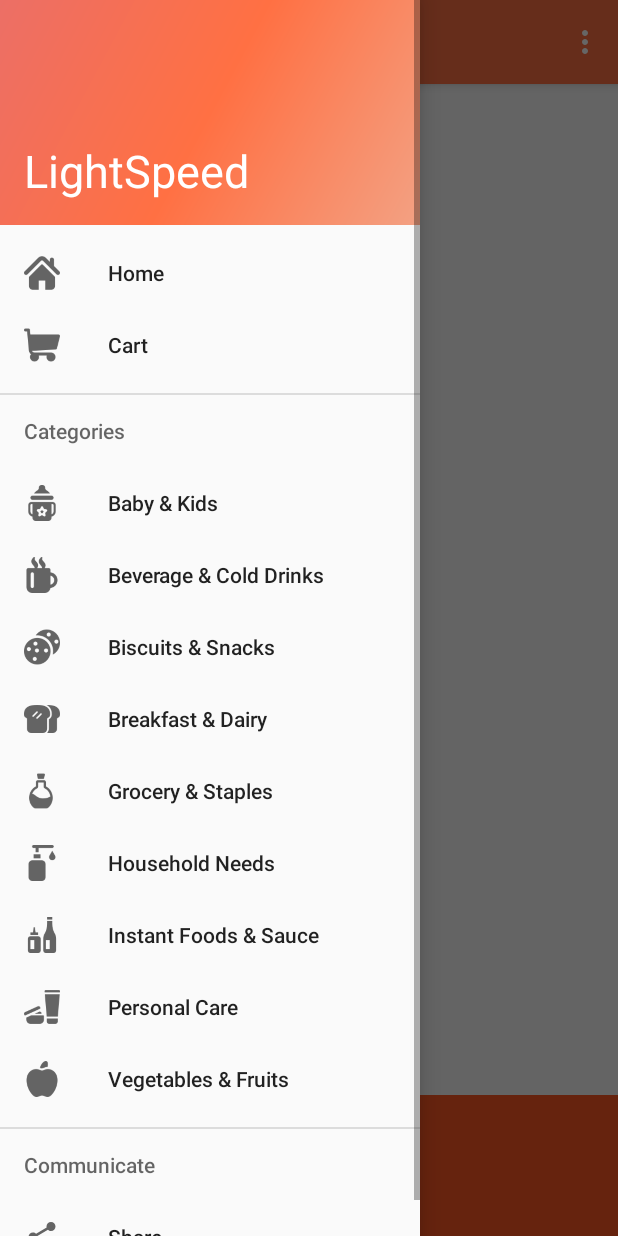
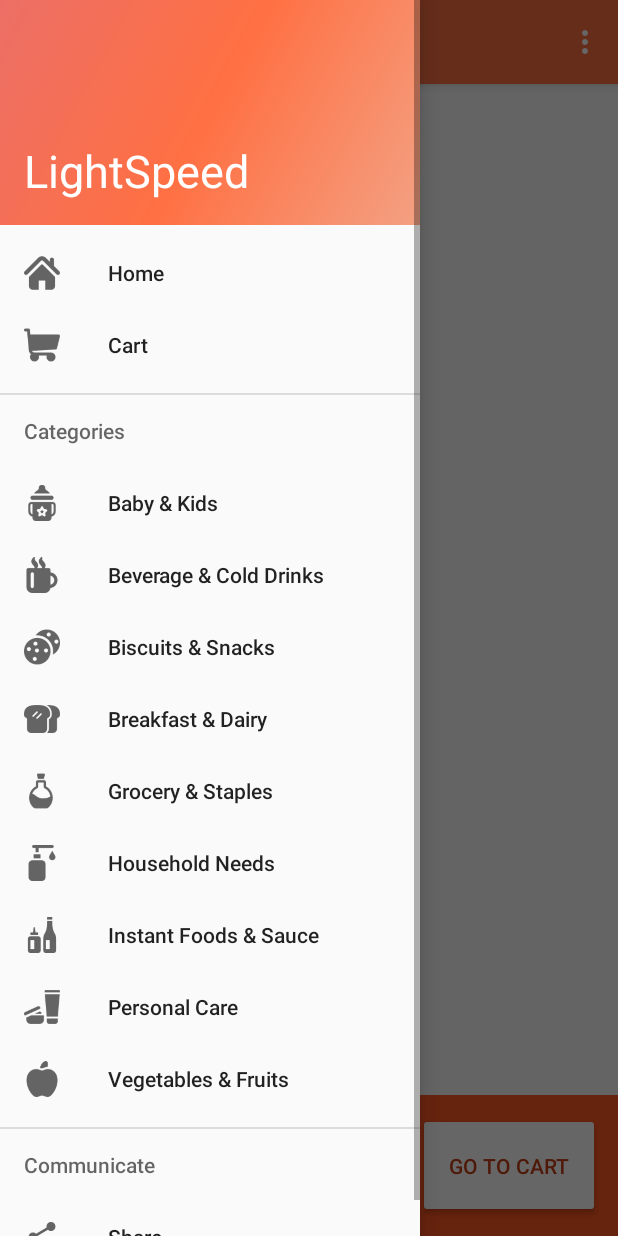
Before and after one commit to SamDaQueen/Ecom, an Android app: the fragment CategoryFragment placed in its activity, with the side drawer open, on a phone screen of 412 x 824 dp. Run offline under Robolectric (Android 15) with nearby library versions, the phone set to English and light mode, and no system bars; our stand-ins replace Firebase (no records; nobody signed in at launch, a user with empty details on screens opened directly); libraries missing offline, so code that uses them is left out: com.firebase.ui, com.synnapps.carouselview; 3 statements that could not run were skipped.

Commit message:
Go To Cart button Going back from cart does not load items(issue)

```diff
--- a/app/src/main/java/com/android/ecom/Fragments/CategoryFragment.java
+++ b/app/src/main/java/com/android/ecom/Fragments/CategoryFragment.java
@@ -4,6 +4,7 @@
 import android.support.annotation.NonNull;
 import android.support.annotation.Nullable;
 import android.support.v4.app.Fragment;
+import android.support.v4.app.FragmentTransaction;
 import android.util.Log;
 import android.view.LayoutInflater;
 import android.view.View;
@@ -74,16 +75,17 @@
         total_text = root.findViewById(R.id.total_view);
         total_text.setText(String.format("Total: \u20B9 %s", String.valueOf(total)));
 
-        //TODO : make go to cart button functionality
-//        goToCart = findViewById(R.id.go_to_cart);
-//        goToCart.setOnClickListener(new View.OnClickListener() {
-//            @Override
-//            public void onClick(View view) {
-//                Intent intent = new Intent(ProductsActivity.this, MainActivity.class);
-//                intent.putExtra("fragment", "cart");
-//                startActivity(intent);
-//            }
-//        });
+        goToCart = root.findViewById(R.id.go_to_cart);
+        goToCart.setOnClickListener(new View.OnClickListener() {
+            @Override
+            public void onClick(View view) {
+                Fragment fragment = new CartFragment();
+                FragmentTransaction transaction = getFragmentManager().beginTransaction();
+                transaction.replace(R.id.content_frame, fragment);
+                transaction.addToBackStack(null);
+                transaction.commit();
+            }
+        });
     }
 
     private void getFromRD() {
--- a/app/src/main/res/layout/fragment_category.xml
+++ b/app/src/main/res/layout/fragment_category.xml
@@ -29,13 +29,12 @@
             android:layout_width="0dp"
             android:layout_height="match_parent" />
 
-        <!--TODO: make go to cart button -->
-        <!--<Button-->
-        <!--android:id="@+id/go_to_cart"-->
-        <!--style="@style/ribbon_button"-->
-        <!--android:layout_width="0dp"-->
-        <!--android:layout_height="match_parent"-->
-        <!--android:text="Go To Cart" />-->
+        <Button
+            android:id="@+id/go_to_cart"
+            style="@style/ribbon_button"
+            android:layout_width="0dp"
+            android:layout_height="match_parent"
+            android:text="Go To Cart" />
     </LinearLayout>
 
 </LinearLayout>
```
